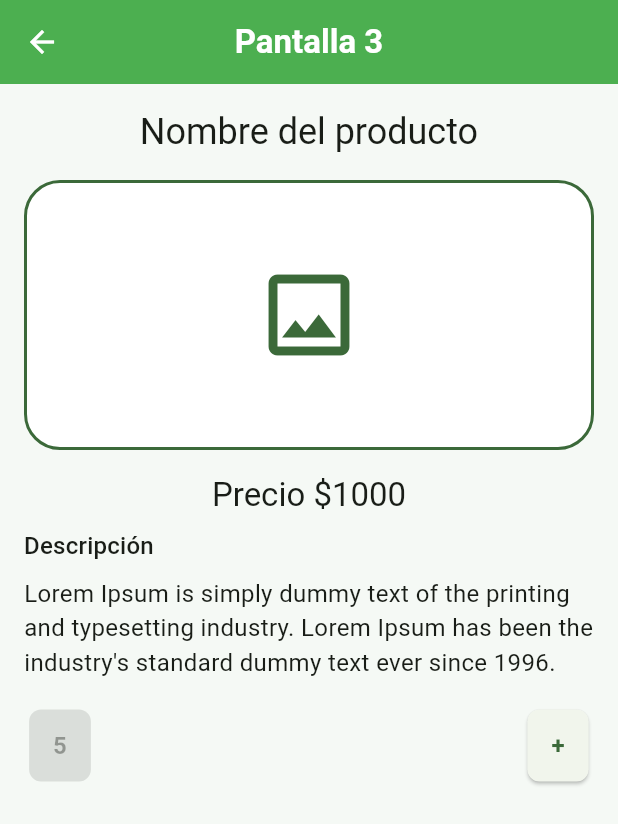
After one commit to Emiliianoo/martinez-ramon-flutter-optativa, a Flutter app: the screen it shows after launch, after a tap on "Pantalla 3", on a phone screen of 412 x 824 dp. The commit adds this screen. Shown: the top 824 px of the screen. Run offline on Flutter 3.47's test engine with Material 3 defaults, Android fonts, the phone set to English and light mode, and no system bars.

Commit message:
Agrego pantalla 3 implementada y añadida a la navegación

```diff
--- a/unidad-1/tarea2_u1/lib/main.dart
+++ b/unidad-1/tarea2_u1/lib/main.dart
@@ -2,6 +2,7 @@ import 'package:flutter/material.dart';
 import 'package:tarea2_u1/app_theme.dart';
 import 'package:tarea2_u1/widgets/CalculatorPage.dart';
 import 'package:tarea2_u1/widgets/Pantalla2.dart';
+import 'package:tarea2_u1/widgets/Pantalla3.dart';
 
 void main() {
   runApp(const MainApp());
@@ -44,6 +45,18 @@ class MainApp extends StatelessWidget {
                   },
                   child: const Text("Pantalla 2"),
                 ),
+                const SizedBox(height: 16.0),
+                ElevatedButton(
+                  onPressed: () {
+                    Navigator.push(
+                      context,
+                      MaterialPageRoute(
+                        builder: (context) => const Pantalla3(),
+                      ),
+                    );
+                  },
+                  child: const Text("Pantalla 3"),
+                ),
               ],
             ),
           ),
--- /dev/null
+++ b/unidad-1/tarea2_u1/lib/widgets/Pantalla3.dart
@@ -0,0 +1,82 @@
+import 'package:flutter/material.dart';
+import 'package:tarea2_u1/widgets/Pantalla2/CustomButton.dart';
+
+class Pantalla3 extends StatefulWidget {
+  const Pantalla3({super.key});
+
+  @override
+  State<Pantalla3> createState() => _Pantalla3State();
+}
+
+class _Pantalla3State extends State<Pantalla3> {
+  int cantidad = 5;
+
+  @override
+  Widget build(BuildContext context) {
+    return Scaffold(
+      appBar: AppBar(title: const Text("Pantalla 3")),
+      body: SingleChildScrollView(
+        padding: const EdgeInsets.all(16.0),
+        child: Center(
+          child: Column(
+            crossAxisAlignment: CrossAxisAlignment.stretch,
+            children: [
+              Text(
+                "Nombre del producto",
+                textAlign: TextAlign.center,
+                style: Theme.of(context).textTheme.headlineSmall,
+              ),
+              const SizedBox(height: 16.0),
+              Container(
+                height: 180.0,
+                decoration: BoxDecoration(
+                  color: Colors.white,
+                  border: Border.all(
+                    color: Theme.of(context).colorScheme.primary,
+                    width: 2.0,
+                  ),
+                  borderRadius: BorderRadius.circular(24.0),
+                ),
+                alignment: Alignment.center,
+                child: Icon(
+                  Icons.image_outlined,
+                  size: 72.0,
+                  color: Theme.of(context).colorScheme.primary,
+                ),
+              ),
+              const SizedBox(height: 16.0),
+              Text(
+                "Precio \$1000",
+                textAlign: TextAlign.center,
+                style: Theme.of(context).textTheme.titleLarge,
+              ),
+              const SizedBox(height: 8.0),
+              Text(
+                "Descripción",
+                style: Theme.of(context).textTheme.titleMedium,
+              ),
+              const SizedBox(height: 8.0),
+              const Text(
+                "Lorem Ipsum is simply dummy text of the printing and typesetting industry. Lorem Ipsum has been the industry's standard dummy text ever since 1996.",
+              ),
+              const SizedBox(height: 20.0),
+              Row(
+                mainAxisAlignment: MainAxisAlignment.spaceBetween,
+                children: [
+                  CustomButton(texto: cantidad.toString(), readOnly: true),
+                  CustomButton(
+                    texto: "+",
+                    readOnly: false,
+                    onPressed: () {
+                      setState(() => cantidad++);
+                    },
+                  ),
+                ],
+              ),
+            ],
+          ),
+        ),
+      ),
+    );
+  }
+}
```
